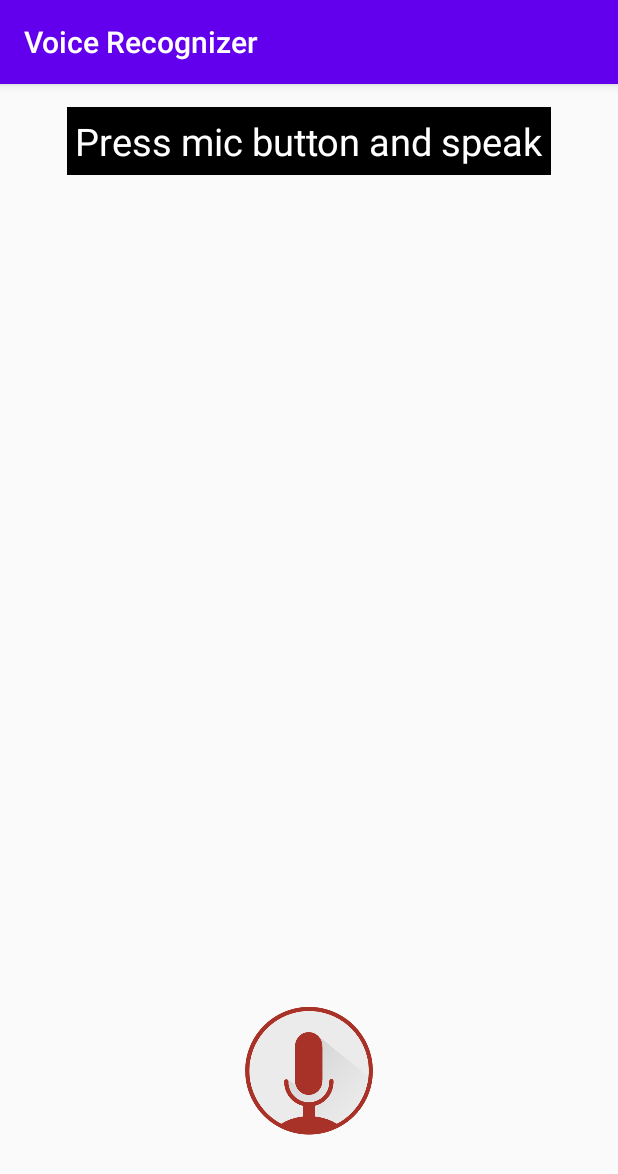
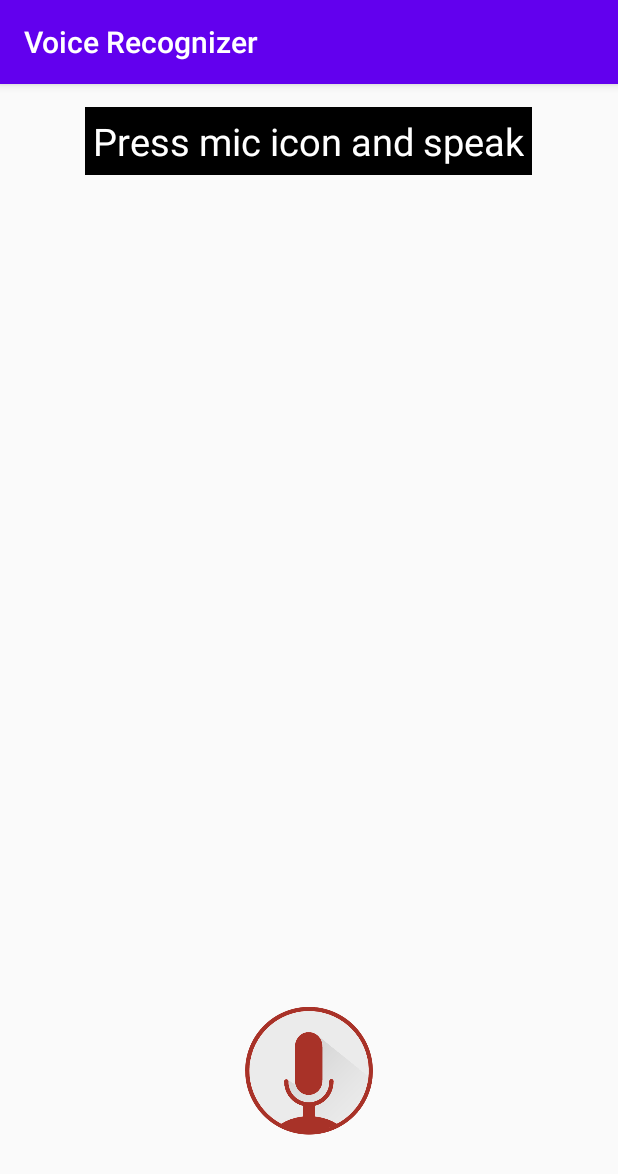
Before and after one commit to nikkkkhil/Speech_Recognizerapp, an Android app: the screen it shows after launch (MainActivity), on a phone screen of 412 x 824 dp. Shown: the top 1174 px of the screen. Run offline under Robolectric (Android 15) with nearby library versions, the phone set to English and light mode, and no system bars.

Commit message:
second commit

```diff
--- a/app/src/main/res/layout/activity_main.xml
+++ b/app/src/main/res/layout/activity_main.xml
@@ -14,7 +14,7 @@
 		android:layout_alignParentTop="true"
 		android:layout_centerHorizontal="true"
         android:layout_centerInParent="true"
-        android:text="Press mic button and speak"
+        android:text="Press mic icon and speak"
 		android:layout_marginTop="15dp"
         android:padding="5dp"
         android:textColor="#fff"
```
